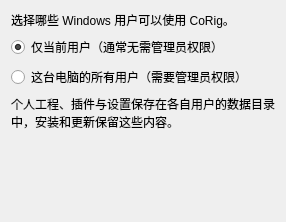
First picture: the form in installer/application/InstallScope.ui, repository xuyan623/COMTool-x, before the edit.
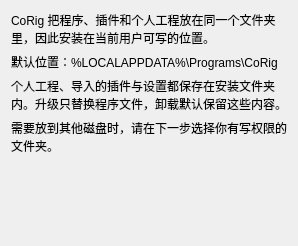
Second picture: the form after the edit.

Commit message:
feat!: install only into a writable per-user folder
CoRig now owns no per-user data outside its own directory, so the all-users Program Files scope cannot work. The installer creates project/ and plugins/, keeps shortcuts per user, and leaves user folders untouched on update and uninstall.

Diff of the .ui file:
```diff
--- a/installer/application/InstallScope.ui
+++ b/installer/application/InstallScope.ui
@@ -4,10 +4,10 @@
  <widget class="QWidget" name="InstallScope">
   <property name="windowTitle"><string>选择安装范围</string></property>
   <layout class="QVBoxLayout" name="scopeLayout">
-   <item><widget class="QLabel" name="Heading"><property name="text"><string>选择哪些 Windows 用户可以使用 CoRig。</string></property><property name="wordWrap"><bool>true</bool></property></widget></item>
-   <item><widget class="QRadioButton" name="CurrentUser"><property name="text"><string>仅当前用户（通常无需管理员权限）</string></property><property name="checked"><bool>true</bool></property></widget></item>
-   <item><widget class="QRadioButton" name="AllUsers"><property name="text"><string>这台电脑的所有用户（需要管理员权限）</string></property></widget></item>
-   <item><widget class="QLabel" name="DataNotice"><property name="text"><string>个人工程、插件与设置保存在各自用户的数据目录中，安装和更新保留这些内容。</string></property><property name="wordWrap"><bool>true</bool></property></widget></item>
+   <item><widget class="QLabel" name="Heading"><property name="text"><string>CoRig 把程序、插件和个人工程放在同一个文件夹里，因此安装在当前用户可写的位置。</string></property><property name="wordWrap"><bool>true</bool></property></widget></item>
+   <item><widget class="QLabel" name="Target"><property name="text"><string>默认位置：%LOCALAPPDATA%\Programs\CoRig</string></property><property name="wordWrap"><bool>true</bool></property></widget></item>
+   <item><widget class="QLabel" name="DataNotice"><property name="text"><string>个人工程、导入的插件与设置都保存在安装文件夹内。升级只替换程序文件，卸载默认保留这些内容。</string></property><property name="wordWrap"><bool>true</bool></property></widget></item>
+   <item><widget class="QLabel" name="MoveNotice"><property name="text"><string>需要放到其他磁盘时，请在下一步选择你有写权限的文件夹。</string></property><property name="wordWrap"><bool>true</bool></property></widget></item>
    <item><spacer name="bottomSpace"><property name="orientation"><enum>Qt::Vertical</enum></property><property name="sizeHint" stdset="0"><size><width>20</width><height>80</height></size></property></spacer></item>
   </layout>
  </widget>
```
Left out of the diff: 2 changed lines with no effect on the pictures. The commit also changes 2 other files.
